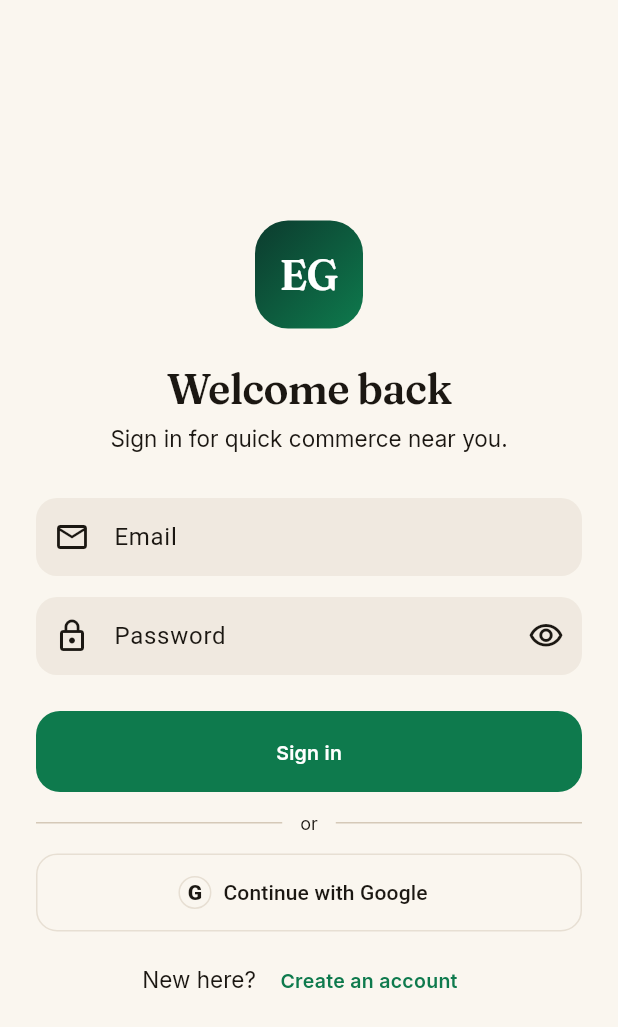
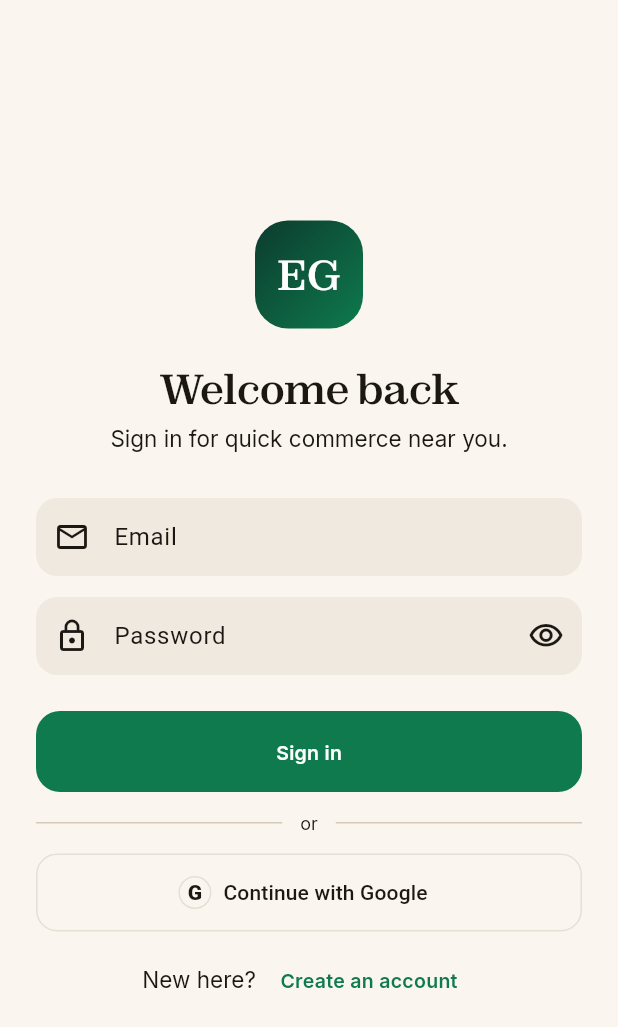
Before and after one commit to trisentricai/EasyGet, a Flutter app: the screen it shows after launch, on a phone screen of 412 x 824 dp. Shown: the top 1027 px of the screen. Run offline on Flutter 3.47's test engine with Material 3 defaults, Android fonts, the light colour scheme and no system bars; our stand-ins replace cached_network_image, dio, firebase_core, firebase_messaging, flutter_local_notifications, flutter_riverpod and 6 more; accounts and stored records are empty; network calls fail.

Commit message:
feat(app): Zodiak display typeface, bundled offline

```diff
--- a/customer-app-v2/lib/core/theme/app_typography.dart
+++ b/customer-app-v2/lib/core/theme/app_typography.dart
@@ -3,15 +3,18 @@ import 'package:google_fonts/google_fonts.dart';
 
 /// EasyGet Fresh Market — normative typography tokens (DESIGN.md §10.4).
 /// Product names NEVER use serif. EVERY number uses tabular figures.
+/// Display serif is Zodiak (Fontshare, bundled in assets/fonts); body stays
+/// Inter via google_fonts (runtime-cached).
 class AppTypography {
-  static TextStyle _fraunces({
+  static TextStyle _zodiak({
     required double fontSize,
     required FontWeight weight,
     required Color color,
     double letterSpacing = -0.5,
     double height = 1.15,
   }) =>
-      GoogleFonts.fraunces(
+      TextStyle(
+        fontFamily: 'Zodiak',
         fontSize: fontSize,
         fontWeight: weight,
         letterSpacing: letterSpacing,
@@ -37,13 +40,13 @@ class AppTypography {
       );
 
   // Display / Hero
-  static TextStyle displayHero(Color color) => _fraunces(
+  static TextStyle displayHero(Color color) => _zodiak(
         fontSize: 28,
         weight: FontWeight.w600,
         color: color,
       );
 
-  static TextStyle sectionHeadline(Color color) => _fraunces(
+  static TextStyle sectionHeadline(Color color) => _zodiak(
         fontSize: 24,
         weight: FontWeight.w500,
         color: color,
```
Also changed, not shown: customer-app-v2/pubspec.yaml (+9 -16 lines), customer-app-v2/assets/fonts/Zodiak-Bold.otf (added), customer-app-v2/assets/fonts/Zodiak-Regular.otf (added), 1 other file.
